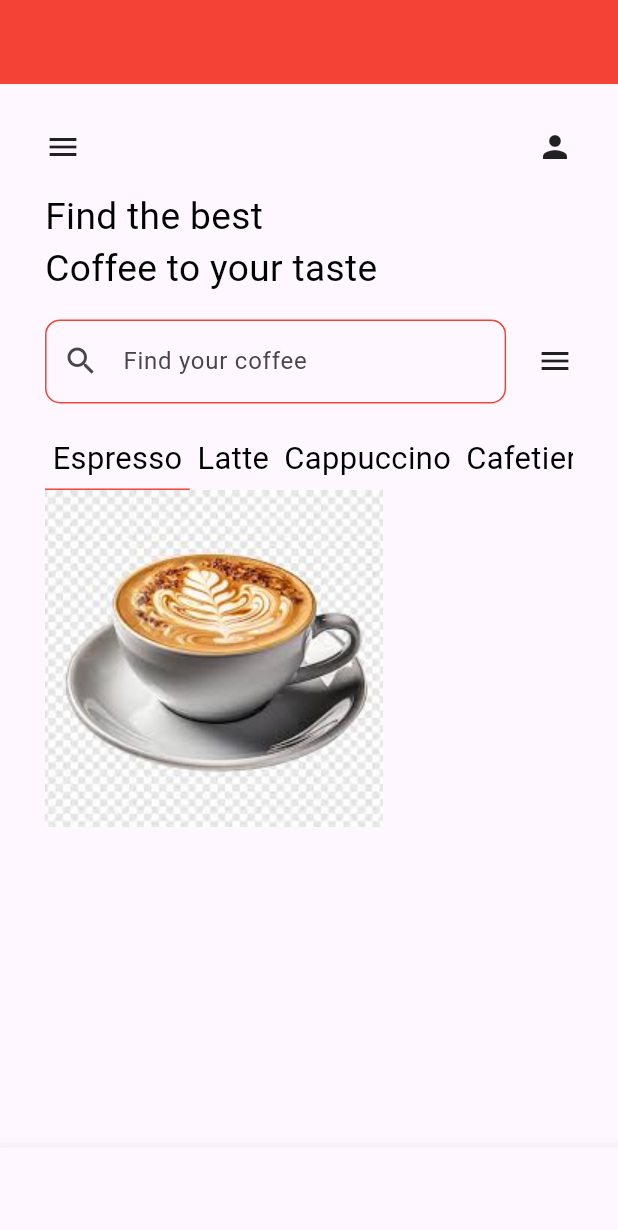
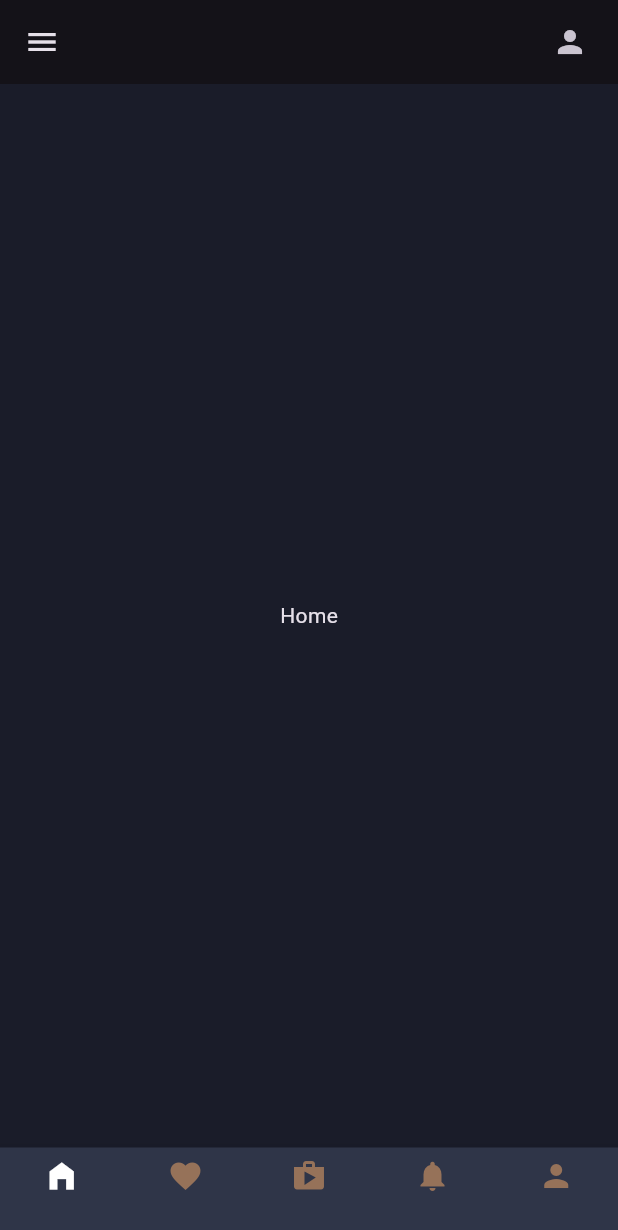
Before and after one commit to CSI-Trainee-2024/Task_5_Sparsh, a Flutter app: the screen it shows after launch, after a tap on "Dive in", on a phone screen of 412 x 824 dp. Shown: the top 1230 px of the screen. Run offline on Flutter 3.47's test engine with Material 3 defaults, Android fonts, the phone set to English and light mode, and no system bars; our stand-ins replace google_fonts.

Commit message:
bottom navigation created

```diff
--- /dev/null
+++ b/lib/Pages/favourites.dart
@@ -0,0 +1,20 @@
+// ignore_for_file: prefer_const_constructors
+
+import 'package:coffee_app/constants/color.dart';
+import 'package:coffee_app/constants/size.dart';
+import 'package:flutter/material.dart';
+import 'package:google_fonts/google_fonts.dart';
+
+class Favourite extends StatefulWidget {
+  const Favourite({super.key});
+
+  @override
+  State<Favourite> createState() => _FavouriteState();
+}
+
+class _FavouriteState extends State<Favourite> {
+  @override
+  Widget build(BuildContext context) {
+    return const Center(child: Text("Favourite"),);
+  }
+}
--- /dev/null
+++ b/lib/Pages/home.dart
@@ -0,0 +1,20 @@
+// ignore_for_file: prefer_const_constructors
+
+import 'package:coffee_app/constants/color.dart';
+import 'package:coffee_app/constants/size.dart';
+import 'package:flutter/material.dart';
+import 'package:google_fonts/google_fonts.dart';
+
+class Home extends StatefulWidget {
+  const Home({super.key});
+
+  @override
+  State<Home> createState() => _HomeState();
+}
+
+class _HomeState extends State<Home> {
+  @override
+  Widget build(BuildContext context) {
+    return const Center(child: Text("Home"),);
+  }
+}
--- a/lib/Pages/homepage.dart
+++ /dev/null
@@ -1,175 +0,0 @@
-// ignore_for_file: prefer_const_constructors
-
-import 'package:coffee_app/Pages/color.dart';
-import 'package:coffee_app/size.dart';
-import 'package:flutter/material.dart';
-
-class HomePage extends StatefulWidget {
-  const HomePage({super.key});
-
-  @override
-  State<HomePage> createState() => _HomepageState();
-}
-
-class _HomepageState extends State<HomePage> {
-  @override
-  Widget build(BuildContext context) {
-    return SafeArea(
-        child: Scaffold(
-          appBar: AppBar(
-            elevation: 0,
-            backgroundColor: Colors.red,
-          ),
-          bottomNavigationBar: BottomNavigationBar(
-
-            items : [
-              BottomNavigationBarItem(icon: Icon(Icons.home),
-              label : "",
-              ),
-
-              BottomNavigationBarItem(icon: Icon(Icons.favorite),
-              label : "",
-              ),
-
-              BottomNavigationBarItem(icon: Icon(Icons.shop),
-              label : "",
-              ),
-
-              BottomNavigationBarItem(icon: Icon(Icons.notification_add),
-              label : "",
-              ),
-
-              BottomNavigationBarItem(icon: Icon(Icons.person),
-              label : "",
-              ),
-
-
-            ]
-          ),
-      body: SingleChildScrollView(
-
-
-        padding: const EdgeInsets.all(30),
-        child: Column(
-
-
-          crossAxisAlignment: CrossAxisAlignment.start,
-          children: [
-            const Row(
-              mainAxisAlignment: MainAxisAlignment.spaceBetween,
-              children: [Icon(Icons.menu), Icon(Icons.person)],
-            ),
-            SizedBox(
-              height: screenHeight * 0.02,
-            ),
-            Text(
-              "Find the best",
-              style: TextStyle(fontSize: screenWidth * 0.06, color: blackColor),
-            ),
-            Text(
-              "Coffee to your taste",
-              style: TextStyle(fontSize: screenWidth * 0.06, color: blackColor),
-            ),
-            SizedBox(
-              height: screenHeight * 0.02,
-            ),
-            Row(
-              children: [
-                Flexible(
-                  child: TextFormField(
-                    decoration: InputDecoration(
-                      prefixIcon: const Icon(Icons.search),
-                      // fillColor: blackColor,
-                      // filled: true,
-                      // focusColor: Colors.green,
-                      enabledBorder: OutlineInputBorder(
-                        borderRadius: BorderRadius.circular(10.0),
-                        borderSide: BorderSide(color:Colors.red ),
-                      ),
-                      focusedBorder: OutlineInputBorder(
-                        borderSide: BorderSide(color:Colors.red),
-                        borderRadius: BorderRadius.circular(10.0),
-                      ),
-                      hintText: "Find your coffee"
-                    ),
-                  ),
-                ),
-                SizedBox(
-                  width: screenWidth * 0.05,
-                ),
-
-                Icon(Icons.menu),
-              ],
-            ),
-            SizedBox(
-               height: screenHeight*0.02,
-            ),
-
-            // ListView.separated(itemBuilder: (context, index){
-            //   return Container();
-            // }, separatorBuilder: (context, i){
-            //   return SizedBox(width: 10);
-            // }, itemCount: 10),
-
-            Container(
-              height: screenWidth * 0.1,
-              alignment: Alignment.center,
-              child: ListView(
-                scrollDirection: Axis.horizontal,
-                children: [
-                  Container(
-                    padding: EdgeInsets.all(5),
-                    decoration: BoxDecoration(
-                      border: Border(bottom: BorderSide(color: Colors.red))
-                    ),
-                    child: Text("Espresso",
-                    style: TextStyle(fontSize: screenWidth * 0.05, color: blackColor),)
-                    ),
-
-                  Container(
-                    padding: EdgeInsets.all(5),
-                    child: Text("Latte",
-                    style: TextStyle(fontSize: screenWidth * 0.05, color: blackColor),)
-                    ),
-
-                  Container(
-                    padding: EdgeInsets.all(5),
-                    child: Text("Cappuccino",
-                    style: TextStyle(fontSize: screenWidth * 0.05, color: blackColor),)
-                    ),
-
-                  Container(
-                    padding: EdgeInsets.all(5),
-                    child: Text("Cafetiere",
-                    style: TextStyle(fontSize: screenWidth * 0.05, color: blackColor),)
-                    )
-                ],
-              ),
-            ),
-
-            Row(
-              children: [
-
-                Column(
-                  children: [
-                     Image.asset("assets/coffee.jpg"),
-
-
-                  ]
-
-                )
-              ],
-            )
-
-
-
-
-
-          ],
-
-
-        ),
-      ),
-    ));
-  }
-}
--- /dev/null
+++ b/lib/Pages/landing.dart
@@ -0,0 +1,102 @@
+import 'package:coffee_app/Pages/favourites.dart';
+import 'package:coffee_app/Pages/home.dart';
+import 'package:coffee_app/Pages/notifications.dart';
+import 'package:coffee_app/Pages/profile.dart';
+import 'package:coffee_app/Pages/shopping.dart';
+import 'package:coffee_app/constants/color.dart';
+import 'package:flutter/material.dart';
+
+class Landing extends StatefulWidget {
+  const Landing({super.key});
+
+  @override
+  State<Landing> createState() => _LandingState();
+}
+
+class _LandingState extends State<Landing> {
+
+  int selectedIndex = 0;
+
+
+  _updateIndex(int i){
+    setState(() {
+      selectedIndex = i;
+      print(selectedIndex);
+    });
+  }
+
+  _getBody(){
+    switch (selectedIndex){
+      case 0: return Home();
+      case 1: return Favourite();
+      case 2: return Shopping();
+      case 3: return Notifications();
+      case 4: return Profile();
+
+    }
+  }
+
+  @override
+  Widget build(BuildContext context) {
+    return SafeArea(
+        child: Scaffold(
+      appBar: AppBar(
+          elevation: 0,
+          // backgroundColor: Colors.red,
+          leading: const Icon(Icons.menu),
+          actions: const [
+            Padding(
+              padding: EdgeInsets.only(right: 20),
+              child: Icon(Icons.person),
+            )
+          ]),
+      body: _getBody(),
+      bottomNavigationBar: BottomNavigationBar(
+        backgroundColor: bottomnavigationColor,
+        type: BottomNavigationBarType.fixed,
+        currentIndex: selectedIndex,
+        onTap: _updateIndex,
+        items: [
+          BottomNavigationBarItem(
+            icon: Icon(
+              Icons.home_filled,
+              color: selectedIndex == 0 ? whiteColor :  brownColor,
+            ),
+            label: "",
+          ),
+          BottomNavigationBarItem(
+            icon: Icon(
+              Icons.favorite,
+              color: brownColor,
+            ),
+            label: "",
+          ),
+          BottomNavigationBarItem(
+            icon: Icon(
+              Icons.shop,
+              color: brownColor,
+            ),
+            label: "",
+          ),
+          BottomNavigationBarItem(
+            icon: Icon(
+              Icons.notifications,
+              color: brownColor,
+            ),
+            label: "",
+          ),
+          BottomNavigationBarItem(
+            icon: Icon(
+              Icons.person,
+              color: brownColor,
+            ),
+            label: "",
+          ),
+        ],
+        // onTap: (int index) {
+        //   this.onTapHandler(index);
+        // },
+      ),
+    ));
+  }
+}
--- /dev/null
+++ b/lib/Pages/notifications.dart
@@ -0,0 +1,20 @@
+// ignore_for_file: prefer_const_constructors
+
+import 'package:coffee_app/constants/color.dart';
+import 'package:coffee_app/constants/size.dart';
+import 'package:flutter/material.dart';
+import 'package:google_fonts/google_fonts.dart';
+
+class Notifications extends StatefulWidget {
+  const Notifications({super.key});
+
+  @override
+  State<Notifications> createState() => _HomeState();
+}
+
+class _HomeState extends State<Notifications> {
+  @override
+  Widget build(BuildContext context) {
+    return const Center(child: Text("Notifications"),);
+  }
+}
--- /dev/null
+++ b/lib/Pages/profile.dart
@@ -0,0 +1,20 @@
+// ignore_for_file: prefer_const_constructors
+
+import 'package:coffee_app/constants/color.dart';
+import 'package:coffee_app/constants/size.dart';
+import 'package:flutter/material.dart';
+import 'package:google_fonts/google_fonts.dart';
+
+class Profile extends StatefulWidget {
+  const Profile({super.key});
+
+  @override
+  State<Profile> createState() => _HomeState();
+}
+
+class _HomeState extends State<Profile> {
+  @override
+  Widget build(BuildContext context) {
+    return const Center(child: Text("Profile"),);
+  }
+}
--- /dev/null
+++ b/lib/Pages/shopping.dart
@@ -0,0 +1,20 @@
+// ignore_for_file: prefer_const_constructors
+
+import 'package:coffee_app/constants/color.dart';
+import 'package:coffee_app/constants/size.dart';
+import 'package:flutter/material.dart';
+import 'package:google_fonts/google_fonts.dart';
+
+class Shopping extends StatefulWidget {
+  const Shopping({super.key});
+
+  @override
+  State<Shopping> createState() => _HomeState();
+}
+
+class _HomeState extends State<Shopping> {
+  @override
+  Widget build(BuildContext context) {
+    return const Center(child: Text("Shopping"),);
+  }
+}
--- a/lib/Pages/splash.dart
+++ b/lib/Pages/splash.dart
@@ -1,7 +1,8 @@
-import 'package:coffee_app/Pages/color.dart';
-import 'package:coffee_app/size.dart';
+import 'package:coffee_app/constants/color.dart';
+import 'package:coffee_app/Pages/landing.dart';
+import 'package:coffee_app/constants/size.dart';
 import 'package:flutter/material.dart';
-import 'homepage.dart';
+import 'home.dart';
 
 class Splash extends StatefulWidget {
   const Splash({super.key});
@@ -17,7 +18,6 @@ class _SplashState extends State<Splash> {
       child: Scaffold(
         body: Container(
           padding: const EdgeInsets.all(30),
-          color: backgroundColor,
           height: screenHeight,
           width: screenWidth,
           child: Column(
@@ -25,12 +25,13 @@ class _SplashState extends State<Splash> {
             children: [
               Image.asset("assets/coffee.jpg"),
               Column(
+
                 children: [
                   Text(
                     "Stay Focused",
                     style: TextStyle(
                       fontSize: screenWidth * 0.08,
-                      color: textColor,
+                      color: whiteColor,
                     ),
                   ),
                   SizedBox(
@@ -40,7 +41,7 @@ class _SplashState extends State<Splash> {
                       "Get the cup filled of your choice to stay focused and awake. Diffrent type of coffee menu, hot lottee cappucino",
                       style: TextStyle(
                         fontSize: screenWidth * 0.05,
-                        color: text2Color,
+                        color: greyColor,
                       ))
                 ],
               ),
@@ -55,7 +56,7 @@ class _SplashState extends State<Splash> {
                   // );
                   Navigator.of(context).pushAndRemoveUntil(
                     MaterialPageRoute(
-                      builder: (context) => HomePage(),
+                      builder: (context) => Landing(),
                     ),
                     (Route<dynamic> route) => false,
                   );
@@ -65,7 +66,7 @@ class _SplashState extends State<Splash> {
                   width: screenWidth * 0.9,
                   padding: const EdgeInsets.all(20),
                   decoration: BoxDecoration(
-                      color: buttonColor,
+                      color: brownColor,
                       borderRadius: BorderRadius.circular(10)),
                   child: const Text("Dive in ",
                       style: TextStyle(fontSize: 20, color: Colors.white)),
--- a/lib/Pages/color.dart
+++ b/lib/constants/color.dart
@@ -1,9 +1,10 @@
 import 'package:flutter/material.dart';
 
 const backgroundColor = Color(0xffECE0D1);
-const buttonColor = Color(0xff967259);
+const brownColor = Color(0xff967259);
 const textColor = Color(0xff38220F);
 const text2Color = Color(0xff444444);
+const greyColor = Colors.grey;
 const blackColor = Colors.black;
-
+const bottomnavigationColor = Color(0xff2F3548);
 const whiteColor = Colors.white;
--- a/lib/main.dart
+++ b/lib/main.dart
@@ -1,5 +1,5 @@
 import 'package:coffee_app/Pages/splash.dart';
-import 'package:coffee_app/size.dart';
+import 'package:coffee_app/constants/size.dart';
 import 'package:flutter/material.dart';
 import 'package:flutter/services.dart';
 
@@ -22,8 +22,8 @@ class MyApp extends StatelessWidget {
     return MaterialApp(
       debugShowCheckedModeBanner: false,
       theme: ThemeData(
-        colorScheme: ColorScheme.fromSeed(seedColor: Colors.deepPurple),
-        useMaterial3: true,
+        brightness: Brightness.dark,
+        scaffoldBackgroundColor: Color(0xff1A1C29)
       ),
       home: const Splash(),
     );
--- a/pubspec.yaml
+++ b/pubspec.yaml
@@ -35,6 +35,7 @@ dependencies:
   # The following adds the Cupertino Icons font to your application.
   # Use with the CupertinoIcons class for iOS style icons.
   cupertino_icons: ^1.0.8
+  google_fonts: ^6.2.1
 
 dev_dependencies:
   flutter_test:
```
Also changed, not shown: lib/constants/size.dart (renamed from lib/size.dart), pubspec.lock, 4 other files.
